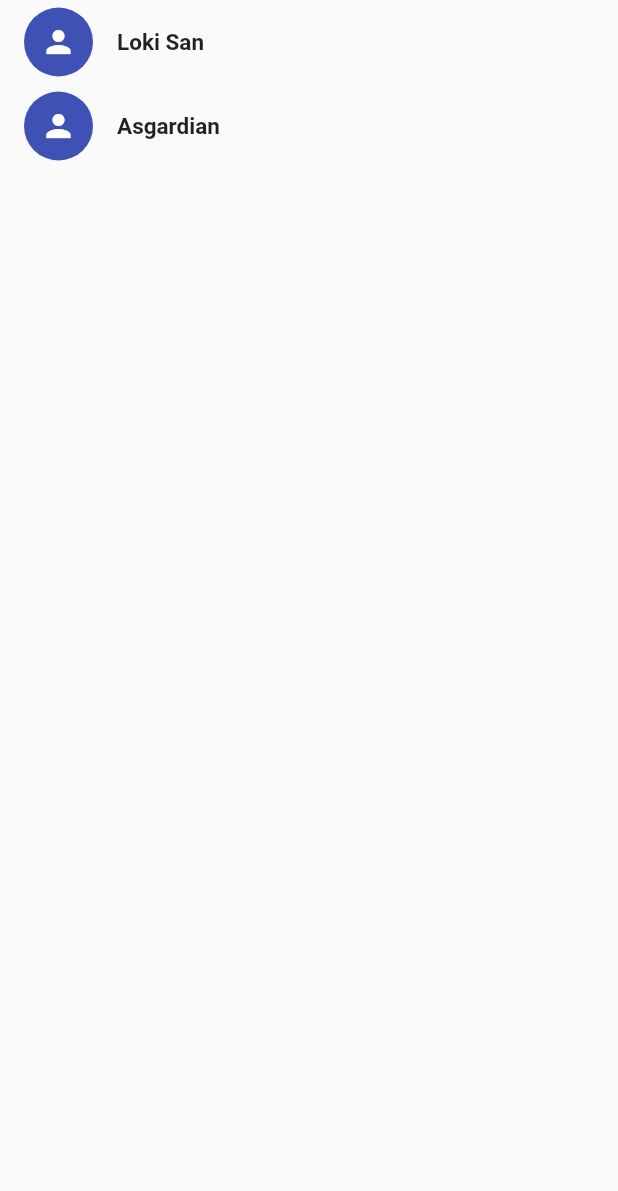
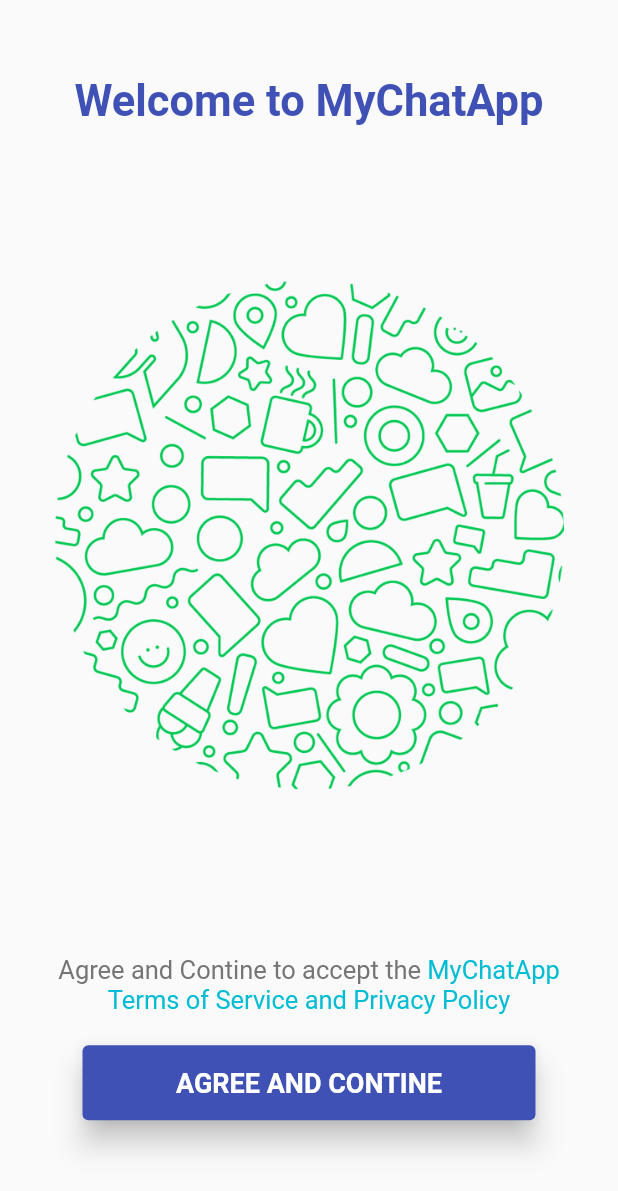
Before and after one commit to namosarawut/chatApp, a Flutter app: the screen it shows after launch, on a phone screen of 412 x 824 dp. Shown: the top 1191 px of the screen. Run offline on Flutter 3.47's test engine with Material 2 defaults, Android fonts, the phone set to English and light mode, and no system bars; our stand-ins replace camera, flutter_svg, socket_io_client, video_player; Roboto replaces fonts that are missing (OpenSans).

Commit message:
update landingPage

```diff
--- /dev/null
+++ b/lib/LandingScreen/LandingScreen.dart
@@ -0,0 +1,94 @@
+import 'package:flutter/material.dart';
+
+class LandingScreen extends StatefulWidget {
+  const LandingScreen({Key? key}) : super(key: key);
+
+  @override
+  State<LandingScreen> createState() => _LandingScreenState();
+}
+
+class _LandingScreenState extends State<LandingScreen> {
+  @override
+  Widget build(BuildContext context) {
+    return Scaffold(
+      body: Container(
+        height: MediaQuery.of(context).size.height,
+        width: MediaQuery.of(context).size.width,
+        child: SingleChildScrollView(
+          child: Column(
+            children: [
+              SizedBox(
+                height: 50,
+              ),
+              Text(
+                "Welcome to MyChatApp",
+                style: TextStyle(
+                    color: Colors.indigo,
+                    fontSize: 29,
+                    fontWeight: FontWeight.w600),
+              ),
+              SizedBox(
+                height: MediaQuery.of(context).size.height / 8,
+              ),
+              Image.asset(
+                "assets/bg.png",
+                color: Colors.greenAccent[700],
+                height: 340,
+                width: 340,
+              ),
+              SizedBox(
+                height: MediaQuery.of(context).size.height / 7.5,
+              ),
+              Padding(
+                padding: EdgeInsets.symmetric(horizontal: 20),
+                child: RichText(
+                  textAlign: TextAlign.center,
+                  text: TextSpan(
+                      style: TextStyle(
+                        color: Colors.black,
+                        fontSize: 17,
+                      ),
+                      children: [
+                        TextSpan(
+                            text: "Agree and Contine to accept the",
+                            style: TextStyle(color: Colors.grey[600])),
+                        TextSpan(
+                            text:
+                                " MyChatApp Terms of Service and Privacy Policy",
+                            style: TextStyle(color: Colors.cyan))
+                      ]),
+                ),
+              ),
+              SizedBox(
+                height: 20,
+              ),
+              InkWell(
+                onTap: (){
+
+                },
+                child: Container(
+                  width: MediaQuery.of(context).size.width - 110,
+                  height: 50,
+                  child: Card(
+                    margin: EdgeInsets.all(0),
+                    elevation: 8,
+                    color: Colors.indigo,
+                    child: Center(
+                      child: Text(
+                        "AGREE AND CONTINE",
+                        style: TextStyle(
+                            color: Colors.white,
+                            fontWeight: FontWeight.w600,
+                            fontSize: 18),
+                      ),
+                    ),
+                  ),
+                ),
+              )
+            ],
+          ),
+        ),
+      ),
+    );
+  }
+}
--- a/lib/main.dart
+++ b/lib/main.dart
@@ -1,4 +1,5 @@
 import 'package:camera/camera.dart';
+import 'package:chatapp/LandingScreen/LandingScreen.dart';
 import 'package:chatapp/screen/camera_screen.dart';
 import 'package:chatapp/screen/home_scren.dart';
 import 'package:chatapp/screen/login_screen.dart';
@@ -20,7 +21,7 @@ class MyApp extends StatelessWidget {
         debugShowCheckedModeBanner: false,
         title: 'Flutter Demo',
         theme: ThemeData(primarySwatch: Colors.blue, fontFamily: "OpenSans"),
-        home: LoginScreen());
+        home: LandingScreen());
   }
 }
 
```
